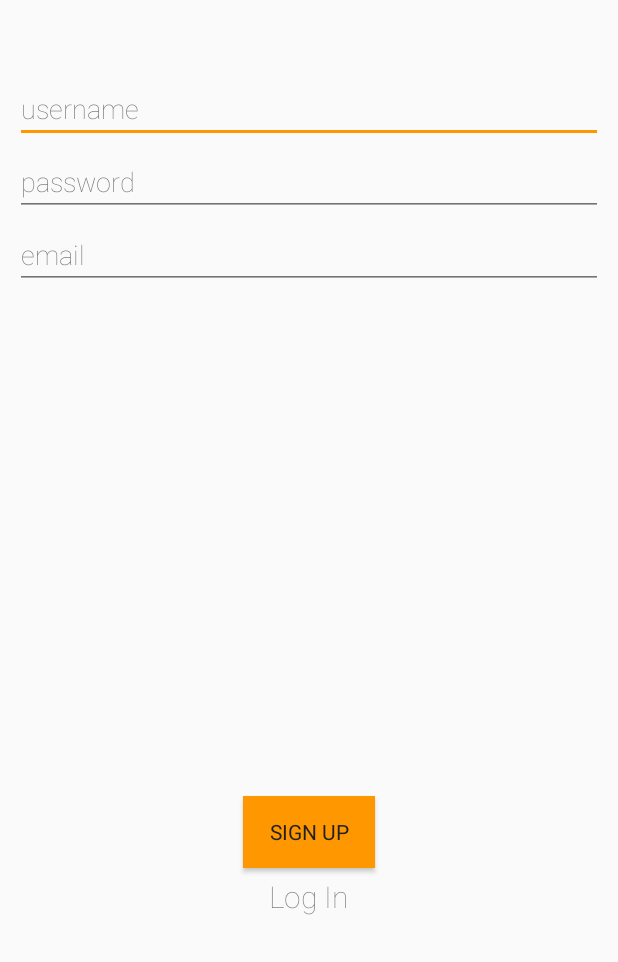
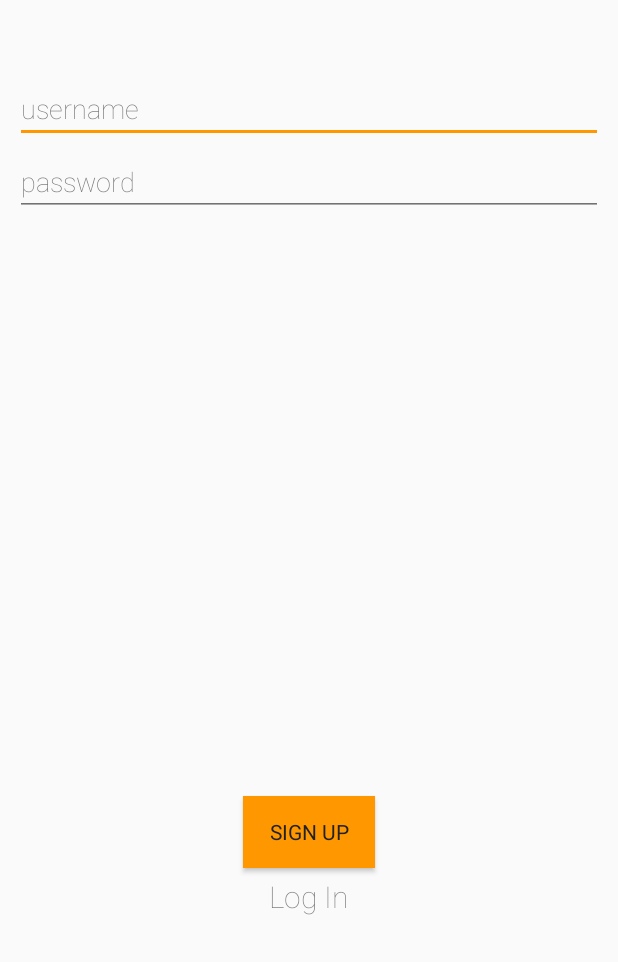
Before and after one commit to GeeksTricks/Quantisk, an Android app: the screen it shows after launch (SignUpScreen), after a tap on "Sign Up", on a phone screen of 412 x 824 dp, the part 274-1236 px from its top. Run offline under Robolectric (Android 15) with nearby library versions, the phone set to English and light mode, and no system bars; 2 other taps on this screen came first.

Commit message:
delete email field

```diff
--- a/app/src/main/java/su/allabergen/quantisk/SignUpScreen.java
+++ b/app/src/main/java/su/allabergen/quantisk/SignUpScreen.java
@@ -24,7 +24,6 @@ public class SignUpScreen extends AppCompatActivity implements View.OnClickListe
     ImageView logo;
     EditText usernameField;
     EditText passwordField;
-    EditText emailField;
     Button signUpBtn;
     TextView changeModeTextView;
     RelativeLayout signUpRelativeLayout;
@@ -131,7 +130,6 @@ public class SignUpScreen extends AppCompatActivity implements View.OnClickListe
         logo = (ImageView) findViewById(R.id.logo);
         usernameField = (EditText) findViewById(R.id.usernameField);
         passwordField = (EditText) findViewById(R.id.passwordField);
-        emailField = (EditText) findViewById(R.id.emailField);
         signUpBtn = (Button) findViewById(R.id.signUpBtn);
         changeModeTextView = (TextView) findViewById(R.id.changeModeTextView);
         signUpRelativeLayout = (RelativeLayout) findViewById(R.id.signUpRelativeLayout);
@@ -148,12 +146,10 @@ public class SignUpScreen extends AppCompatActivity implements View.OnClickListe
         if (v.getId() == R.id.changeModeTextView) {
             if (isSignUp) {
                 isSignUp = false;
-                emailField.setVisibility(View.INVISIBLE);
                 signUpBtn.setText("Log In");
                 changeModeTextView.setText("Sign Up");
             } else {
                 isSignUp = true;
-                emailField.setVisibility(View.VISIBLE);
                 signUpBtn.setText("Sign Up");
                 changeModeTextView.setText("Log In");
             }
--- a/app/src/main/res/layout/content_sign_up_screen.xml
+++ b/app/src/main/res/layout/content_sign_up_screen.xml
@@ -47,20 +47,6 @@
         android:hint="password"
         android:inputType="textPassword" />
 
-    <EditText
-        android:id="@+id/emailField"
-        android:layout_width="match_parent"
-        android:layout_height="wrap_content"
-        android:layout_below="@+id/passwordField"
-        android:layout_centerHorizontal="true"
-        android:layout_marginLeft="10dp"
-        android:layout_marginRight="10dp"
-        android:ems="10"
-        android:fontFamily="sans-serif-thin"
-        android:hint="email"
-        android:inputType="textEmailAddress"
-        android:visibility="visible" />
-
     <TextView
         android:id="@+id/changeModeTextView"
         android:layout_width="wrap_content"
```
